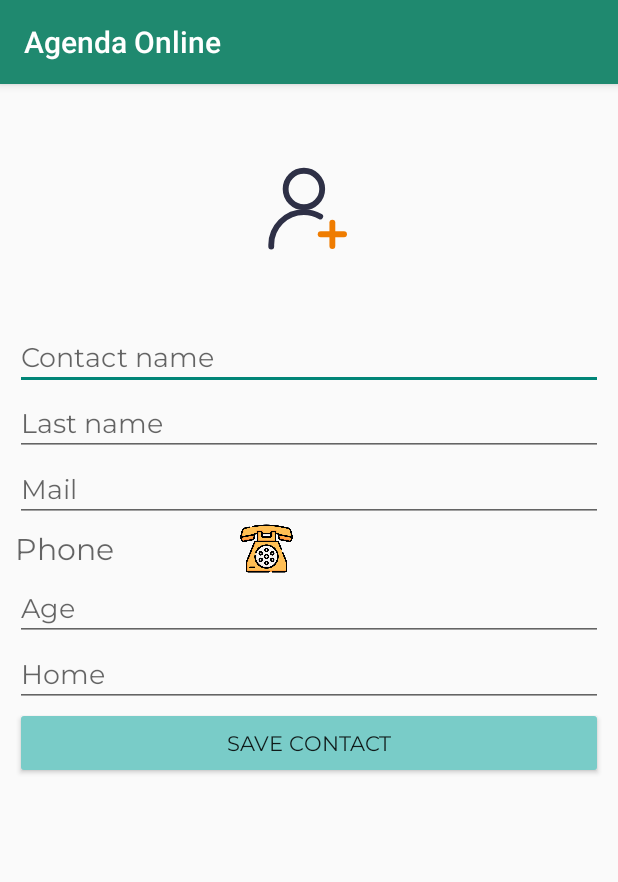
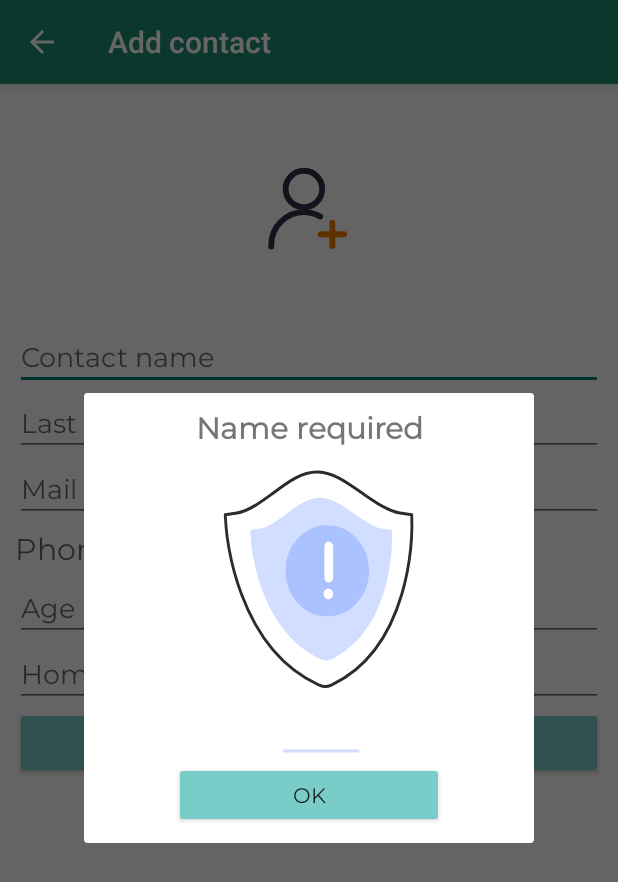
Before and after one commit to jamirou/Personal_Schedule, an Android app: the Add_Contact_Activity screen opened directly, with no data from a screen before it, after a tap on "SAVE CONTACT", on a phone screen of 412 x 824 dp. Shown: the top 882 px of the screen. Run offline under Robolectric (Android 15) with nearby library versions, the phone set to English and light mode, and no system bars; our stand-ins replace Firebase (no records; nobody signed in at launch, a user with empty details on screens opened directly); libraries missing offline, so code that uses them is left out: com.hbb20.

```diff
--- a/app/src/main/java/com/jamirodev/agenda_online/Contacts/Add_Contact_Activity.java
+++ b/app/src/main/java/com/jamirodev/agenda_online/Contacts/Add_Contact_Activity.java
@@ -1,5 +1,6 @@
 package com.jamirodev.agenda_online.Contacts;
 
+import androidx.appcompat.app.ActionBar;
 import androidx.appcompat.app.AppCompatActivity;
 
 import android.app.Dialog;
@@ -30,11 +31,18 @@ public class Add_Contact_Activity extends AppCompatActivity {
     DatabaseReference DB_Users;
     FirebaseAuth firebaseAuth;
     FirebaseUser user;
+    Dialog dialog;
 
     @Override
     protected void onCreate(Bundle savedInstanceState) {
         super.onCreate(savedInstanceState);
         setContentView(R.layout.activity_add_contact);
+
+        ActionBar actionBar = getSupportActionBar();
+        assert actionBar != null;
+        actionBar.setTitle("Add contact");
+        actionBar.setDisplayShowHomeEnabled(true);
+        actionBar.setDisplayHomeAsUpEnabled(true);
 
         InitVariables();
         GetUidUser();
@@ -70,6 +78,8 @@ public class Add_Contact_Activity extends AppCompatActivity {
 
         firebaseAuth = FirebaseAuth.getInstance();
         user = firebaseAuth.getCurrentUser();
+
+        dialog = new Dialog(Add_Contact_Activity.this);
     }
 
     private void GetUidUser() {
@@ -93,12 +103,12 @@ public class Add_Contact_Activity extends AppCompatActivity {
             public void onClick(View view) {
                 String country_code = ccp.getSelectedCountryCodeWithPlus();
                 String phone = Establish_Phone.getText().toString();
-                String code_country_phone = country_code+phone;
+                String code_country_phone = country_code + phone;
 
-                if (!phone.equals("")){
+                if (!phone.equals("")) {
                     Phone_C.setText(code_country_phone);
                     dialog_Establish_phone.dismiss();
-                }else {
+                } else {
                     Toast.makeText(Add_Contact_Activity.this, "Add phone number", Toast.LENGTH_SHORT).show();
                     dialog_Establish_phone.dismiss();
                 }
@@ -120,7 +130,7 @@ public class Add_Contact_Activity extends AppCompatActivity {
 
         String id_contact = DB_Users.push().getKey();
 
-        if (!uid.equals("") && !names.equals("")){
+        if (!uid.equals("") && !names.equals("")) {
             Contact contact = new Contact(
                     id_contact,
                     uid,
@@ -138,10 +148,34 @@ public class Add_Contact_Activity extends AppCompatActivity {
             DB_Users.child(user.getUid()).child(Name_DB).child(id_contact).setValue(contact);
             Toast.makeText(this, "Added contact", Toast.LENGTH_SHORT).show();
             onBackPressed();
-        }
-        else {
-            Toast.makeText(this, "Name is required", Toast.LENGTH_SHORT).show();
+        } else {
+//            Toast.makeText(this, "Name is required", Toast.LENGTH_SHORT).show();
+            ValidateRegisterContact();
         }
     }
 
+    private void ValidateRegisterContact() {
+        Button Btn_Validate_register_C;
+
+        dialog.setContentView(R.layout.dalogbox_validate_register_contact);
+
+        Btn_Validate_register_C = dialog.findViewById(R.id.Btn_Validate_register_C);
+
+        Btn_Validate_register_C.setOnClickListener(new View.OnClickListener() {
+            @Override
+            public void onClick(View view) {
+                dialog.dismiss();
+            }
+        });
+
+        dialog.show();
+        dialog.setCanceledOnTouchOutside(false);
+
+    }
+
+    @Override
+    public boolean onSupportNavigateUp() {
+        onBackPressed();
+        return super.onSupportNavigateUp();
+    }
 }
--- a/app/src/main/java/com/jamirodev/agenda_online/ViewHolder/ViewHolderContact.java
+++ b/app/src/main/java/com/jamirodev/agenda_online/ViewHolder/ViewHolderContact.java
@@ -64,7 +64,7 @@ public class ViewHolderContact extends RecyclerView.ViewHolder {
         Id_C_Item = mView.findViewById(R.id.Id_C_Item);
         Uid_C_Item = mView.findViewById(R.id.Uid_C_Item);
         Names_C_Item = mView.findViewById(R.id.Names_C_Item);
-        LastName_C_Item = mView.findViewById(R.id.Last_Name_Profile);
+        LastName_C_Item = mView.findViewById(R.id.LastName_C_Item);
         Mail_C_Item = mView.findViewById(R.id.Mail_C_Item);
         Phone_C_Item = mView.findViewById(R.id.Phone_C_Item);
         Age_C_Item = mView.findViewById(R.id.Age_C_Item);
--- /dev/null
+++ b/app/src/main/res/layout/dalogbox_validate_register_contact.xml
@@ -0,0 +1,38 @@
+<?xml version="1.0" encoding="utf-8"?>
+<androidx.appcompat.widget.LinearLayoutCompat xmlns:android="http://schemas.android.com/apk/res/android"
+    xmlns:app="http://schemas.android.com/apk/res-auto"
+    android:layout_width="300dp"
+    android:layout_height="300dp"
+    android:layout_gravity="center"
+    android:orientation="vertical"
+    android:padding="10dp">
+
+    <TextView
+        android:layout_width="match_parent"
+        android:layout_height="wrap_content"
+        android:fontFamily="@font/nunitosans"
+        android:gravity="center"
+        android:text="@string/ValidateTXT"
+        android:textSize="20sp"
+        android:textStyle="bold" />
+
+    <com.airbnb.lottie.LottieAnimationView
+        android:layout_width="200dp"
+        android:layout_height="200dp"
+        android:layout_gravity="center"
+        android:layout_marginTop="10dp"
+        app:lottie_autoPlay="true"
+        app:lottie_fileName="validate_register_contact.json"
+        app:lottie_imageAssetsFolder="assets"
+        app:lottie_loop="true" />
+
+    <Button
+        android:id="@+id/Btn_Validate_register_C"
+        android:layout_width="180dp"
+        android:layout_height="wrap_content"
+        android:layout_gravity="center"
+        android:backgroundTint="@color/color_Button"
+        android:fontFamily="@font/nunitosans"
+        android:text="@string/Btn_Validate_register_C" />
+
+</androidx.appcompat.widget.LinearLayoutCompat>
--- a/app/src/main/res/values/strings.xml
+++ b/app/src/main/res/values/strings.xml
@@ -107,6 +107,11 @@
     <string name="Btn_ChooseGallery">Gallery</string>
     <string name="Btn_ChooseCamera">Camera</string>
 
+    <!--    DIALOG BOX VALIDATE REGISTER CONTACT-->
+    <string name="ValidateTXT">Name required</string>
+    <string name="Btn_Validate_register_C">OK</string>
+
+
     <!--    DIALOG VERIFIED ACCOUNT-->
     <string name="Verified_Account_TXT">Account verified</string>
     <string name="Understood_Verified">Understood</string>
```
Also changed, not shown: app/src/main/assets/validate_register_contact.json (added, +1 -0 lines), app/src/main/java/com/jamirodev/agenda_online/Contacts/List_Contacts_Activity.java (+101 -0 lines), app/src/main/res/layout/activity_list_contacts.xml (+7 -2 lines), app/src/main/res/layout/item_contact.xml (+11 -2 lines), app/src/main/res/drawable/add_contact_db.png (deleted).
